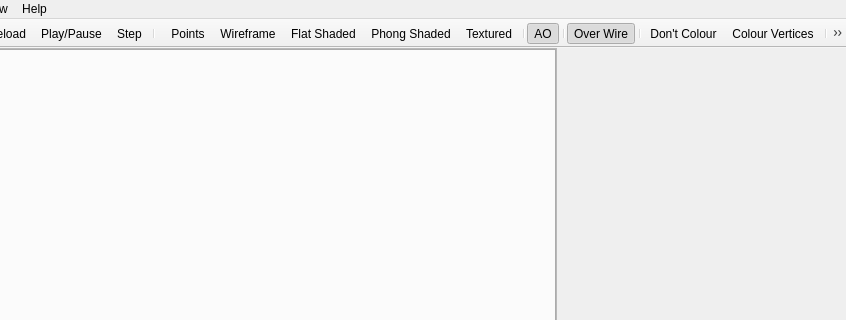
Old version of the form src/fugu/ui/mainwindow.ui in the repository eigenbom/fugu; both pictures show x 178 to 1024 and y 0 to 320 of the 1024 by 768 pixel window.
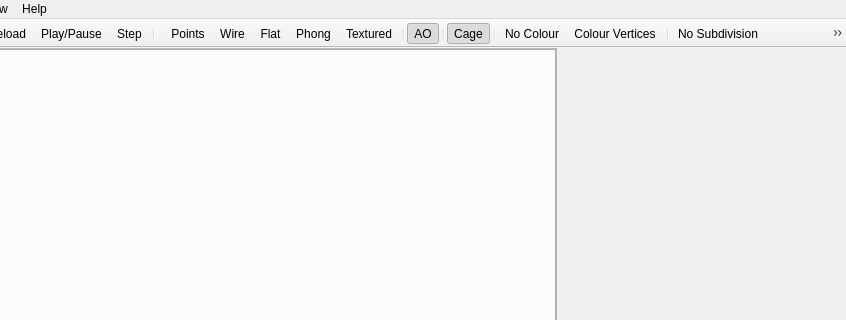
New version of the form. Icons and pictures are not drawn. Custom widgets are drawn as their Qt base class.

Commit message: Changed toolbar icons to text (its clearer). Added aorta_ex. Updated reference.html and gallery.html.

Patch:
```diff
--- a/src/fugu/ui/mainwindow.ui
+++ b/src/fugu/ui/mainwindow.ui
@@ -893,6 +893,9 @@
    <property name="text">
     <string>Wireframe</string>
    </property>
+   <property name="iconText">
+    <string>Wire</string>
+   </property>
   </action>
   <action name="actionSetDrawFlat">
    <property name="checkable">
@@ -905,6 +908,9 @@
    <property name="text">
     <string>Flat Shaded</string>
    </property>
+   <property name="iconText">
+    <string>Flat</string>
+   </property>
   </action>
   <action name="actionSetDrawSmooth">
    <property name="checkable">
@@ -929,6 +935,9 @@
    <property name="text">
     <string>Phong Shaded</string>
    </property>
+   <property name="iconText">
+    <string>Phong</string>
+   </property>
   </action>
   <action name="actionSetDrawPoints">
    <property name="checkable">
@@ -941,6 +950,9 @@
    <property name="text">
     <string>Points</string>
    </property>
+   <property name="iconText">
+    <string>Points</string>
+   </property>
   </action>
   <action name="actionSetDrawTextured">
    <property name="checkable">
@@ -1058,6 +1070,9 @@
    <property name="text">
     <string>Don't Colour</string>
    </property>
+   <property name="iconText">
+    <string>No Colour</string>
+   </property>
   </action>
   <action name="actionSetColourVertex">
    <property name="checkable">
@@ -1090,10 +1105,10 @@
     <bool>true</bool>
    </property>
    <property name="text">
-    <string>Show Wire Over Mesh</string>
+    <string>Show Wire Cage Over Mesh</string>
    </property>
    <property name="iconText">
-    <string>Over Wire</string>
+    <string>Cage</string>
    </property>
   </action>
   <action name="actionMakeCurrentScriptActive">
```
Left out of the diff: 35 changed lines with no effect on the pictures. The commit also changes 10 other files.
